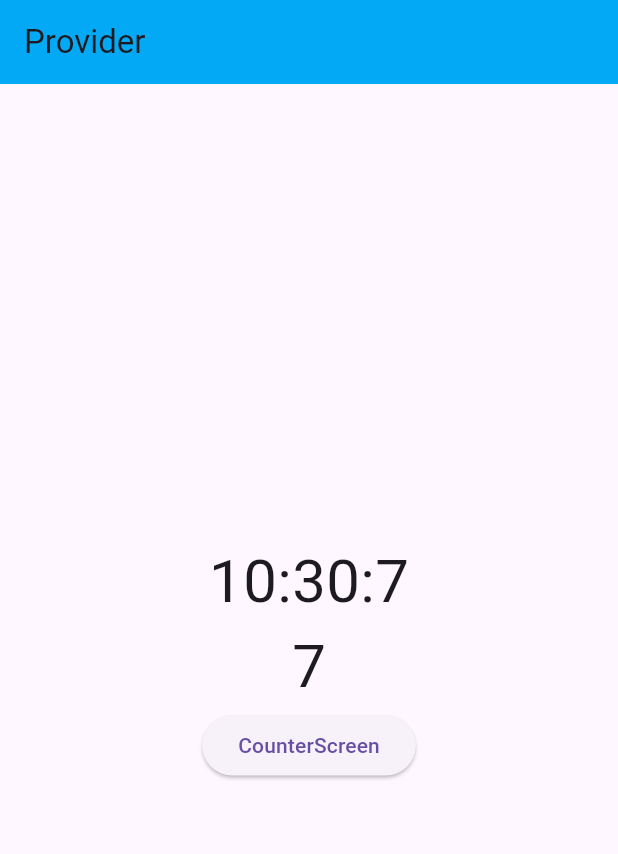
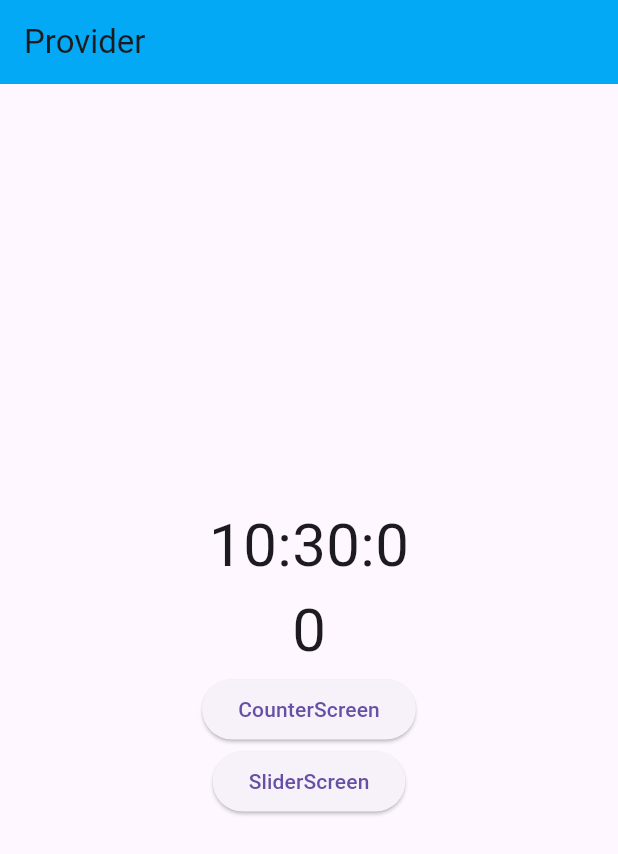
Before and after one commit to FAHIMSHAKIL102/flutter_provider_thetechbrothers_practice, a Flutter app: the screen it shows after launch, on a phone screen of 412 x 824 dp. Shown: the top 854 px of the screen. Run offline on Flutter 3.47's test engine with Material 3 defaults, Android fonts, the phone set to English and light mode, and no system bars.

Commit message:
add_slider

```diff
--- a/lib/home_screen.dart
+++ b/lib/home_screen.dart
@@ -2,6 +2,7 @@ import 'dart:async';
 
 import 'package:flutter/material.dart';
 import 'package:flutter_provider_thetechbrothers_practice/counter_screen.dart';
+import 'package:flutter_provider_thetechbrothers_practice/slider_screen.dart';
 
 class HomeScreen extends StatefulWidget {
   const HomeScreen({super.key});
@@ -13,14 +14,13 @@ class HomeScreen extends StatefulWidget {
 class _HomeScreenState extends State<HomeScreen> {
   int count = 0;
   @override
-  void initState() {
-    super.initState();
-    Timer.periodic(Duration(seconds: 1), (timer) {
-      count++;
-      setState(() {});
-    });
-  }
-
+  // void initState() {
+  //   super.initState();
+  //   Timer.periodic(Duration(seconds: 1), (timer) {
+  //     count++;
+  //     setState(() {});
+  //   });
+  // }
   @override
   Widget build(BuildContext context) {
     return Scaffold(
@@ -51,6 +51,15 @@ class _HomeScreenState extends State<HomeScreen> {
             },
             child: Text('CounterScreen'),
           ),
+          ElevatedButton(
+            onPressed: () {
+              Navigator.push(
+                context,
+                MaterialPageRoute(builder: (context) => SliderScreen()),
+              );
+            },
+            child: Text('SliderScreen'),
+          ),
         ],
       ),
     );
--- a/lib/main.dart
+++ b/lib/main.dart
@@ -1,6 +1,7 @@
 import 'package:flutter/material.dart';
 import 'package:flutter_provider_thetechbrothers_practice/home_screen.dart';
 import 'package:flutter_provider_thetechbrothers_practice/provider/counter_provider.dart';
+import 'package:flutter_provider_thetechbrothers_practice/provider/slider_provider.dart';
 import 'package:provider/provider.dart';
 
 void main() {
@@ -12,8 +13,11 @@ class MyApp extends StatelessWidget {
 
   @override
   Widget build(BuildContext context) {
-    return ChangeNotifierProvider(
-      create: (_) => CounterProvider(),
+    return MultiProvider(
+      providers: [
+        ChangeNotifierProvider(create: (_) => CounterProvider()),
+        ChangeNotifierProvider(create: (_) => SliderProvider()),
+      ],
       child: MaterialApp(home: HomeScreen()),
     );
   }
--- /dev/null
+++ b/lib/provider/slider_provider.dart
@@ -0,0 +1,10 @@
+import 'package:flutter/material.dart';
+
+class SliderProvider with ChangeNotifier {
+  double _value = 1.0;
+  double get value => _value;
+  void setValue(double newValue) {
+    _value = newValue;
+    notifyListeners();
+  }
+}
```
Also changed, not shown: lib/counter_screen.dart (+11 -11 lines), lib/slider_screen.dart (added, +60 -0 lines).
